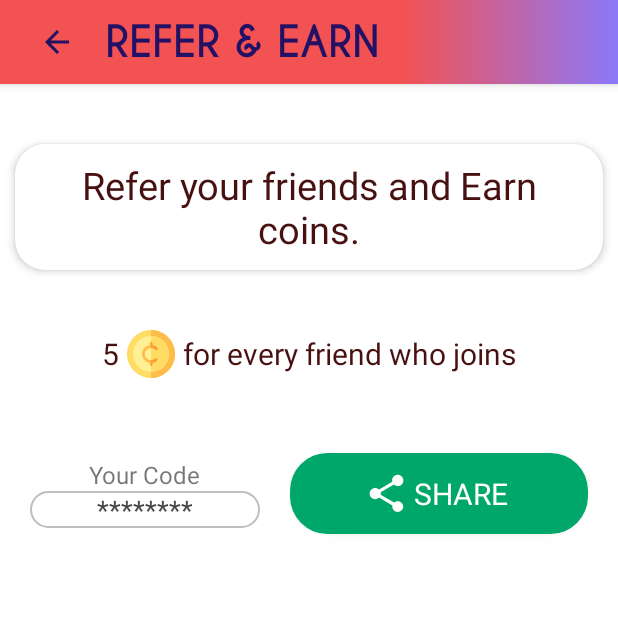
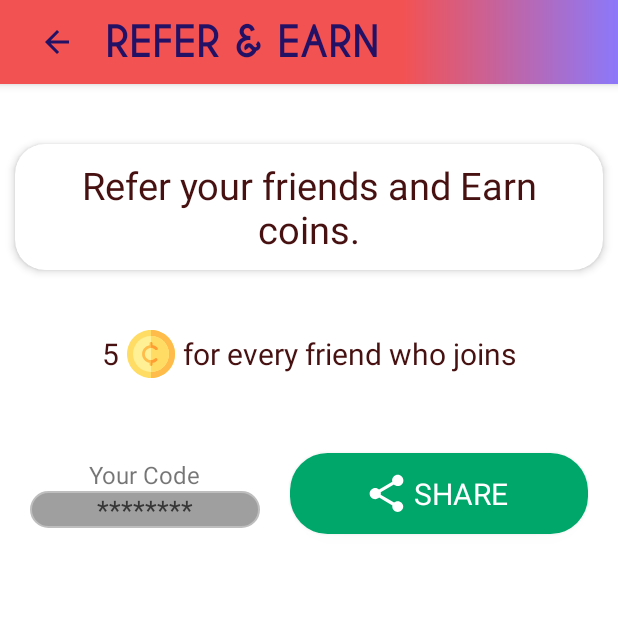
Before and after one commit to Aryabodhi/Seeker_UI, an Android app: the ReferEarn screen opened directly, with no data from a screen before it, on a phone screen of 412 x 824 dp, the top half of it. Run offline under Robolectric (Android 15) with nearby library versions, the phone set to English and light mode, and no system bars.

Commit message:
finalize app design

```diff
--- a/app/build.gradle
+++ b/app/build.gradle
@@ -1,4 +1,5 @@
 apply plugin: 'com.android.application'
+apply plugin: 'com.google.gms.google-services'
 
 android {
     compileSdkVersion 28
@@ -23,6 +24,7 @@ dependencies {
     implementation fileTree(dir: 'libs', include: ['*.jar'])
     implementation 'androidx.appcompat:appcompat:1.0.2'
     implementation 'androidx.constraintlayout:constraintlayout:1.1.3'
+    implementation 'com.google.firebase:firebase-auth:16.0.5'
     testImplementation 'junit:junit:4.12'
     androidTestImplementation 'androidx.test:runner:1.2.0'
     androidTestImplementation 'androidx.test.espresso:espresso-core:3.2.0'
--- /dev/null
+++ b/app/src/main/res/drawable-v24/edittext_all_round_filled_background.xml
@@ -0,0 +1,26 @@
+<?xml version="1.0" encoding="utf-8"?>
+<layer-list xmlns:android="http://schemas.android.com/apk/res/android">
+    <item>
+        <shape xmlns:android="http://schemas.android.com/apk/res/android"
+            android:shape="rectangle">
+            <solid android:color="#fff"/>
+
+        </shape>
+    </item>
+
+    <item>
+        <shape xmlns:android="http://schemas.android.com/apk/res/android"
+            android:shape="rectangle">
+            <solid android:color="#A09F9F"/>
+            <stroke
+                android:width="1dp"
+                android:color="#BEBEBF"/>
+
+
+            <corners
+                android:radius="20dp"/>
+        </shape>
+    </item>
+
+
+</layer-list>
--- a/app/src/main/res/layout/activity_refer_earn.xml
+++ b/app/src/main/res/layout/activity_refer_earn.xml
@@ -116,8 +116,8 @@
                 android:layout_height="wrap_content"
                 android:gravity="center"
                 android:textSize="18sp"
-                android:textColor="#464646"
-                android:background="@drawable/edittext_all_round_background"
+                android:textColor="#363636"
+                android:background="@drawable/edittext_all_round_filled_background"
                 android:text="********" />
 
         </LinearLayout>
--- a/build.gradle
+++ b/build.gradle
@@ -8,6 +8,7 @@ buildscript {
     }
     dependencies {
         classpath 'com.android.tools.build:gradle:3.5.3'
+        classpath 'com.google.gms:google-services:4.2.0'
 
         // NOTE: Do not place your application dependencies here; they belong
         // in the individual module build.gradle files
```
Also changed, not shown: app/src/main/res/layout/activity_vipmenmber.xml (+7 -4 lines).
